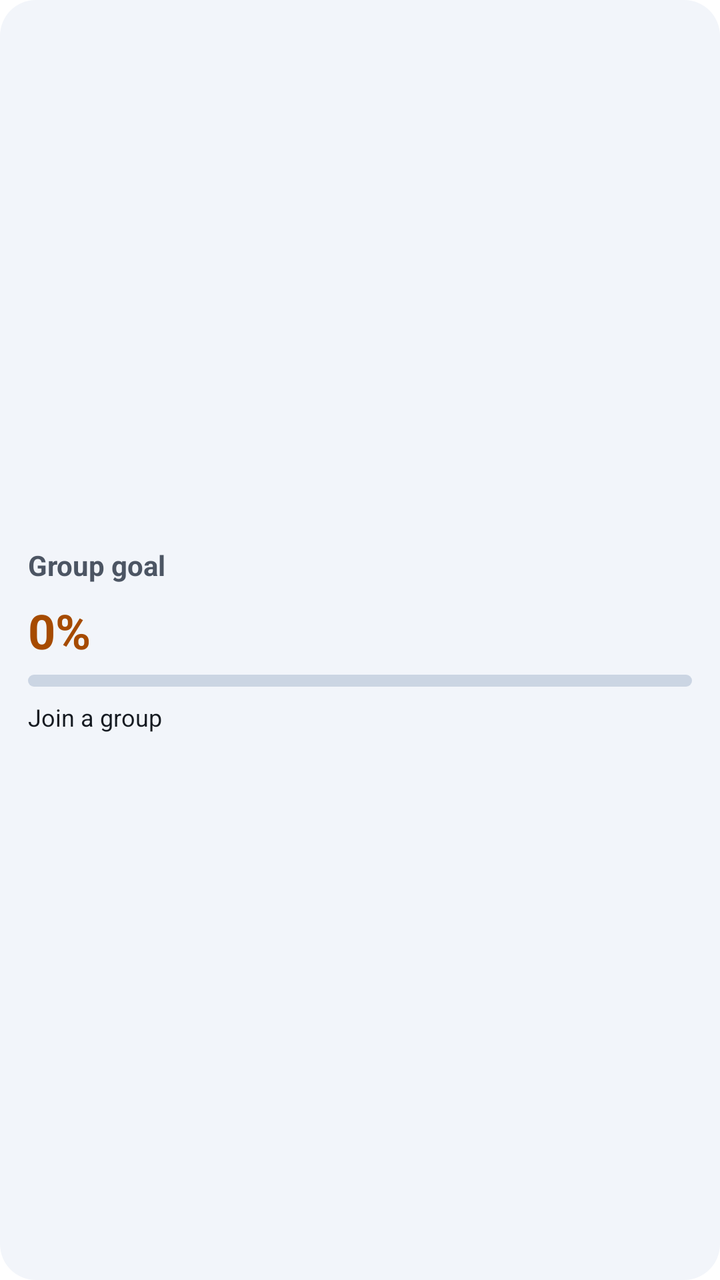
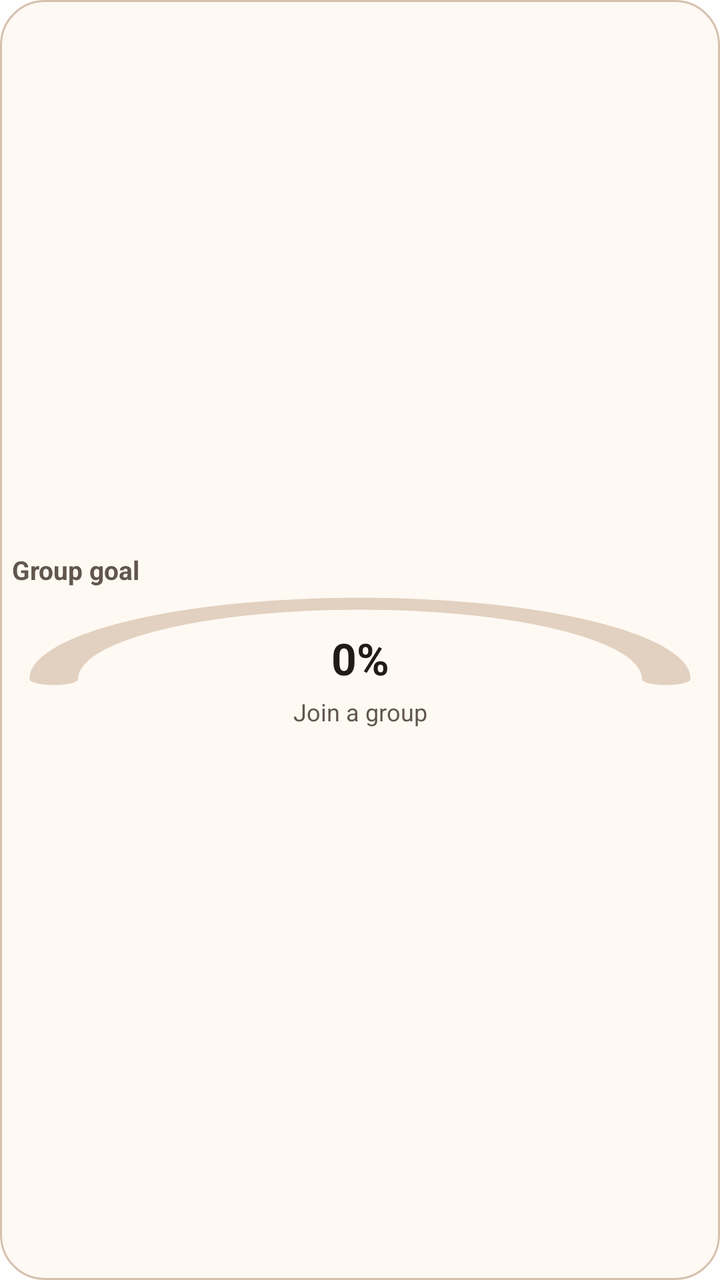

Screens rendered from an Android XML layout before and after an edit, with the pre-edit source and the edit as a unified diff.
<!-- AndroidManifest.xml: fallback theme Theme.MaterialComponents.DayNight.NoActionBar -->
<!-- res/layout/odak_group_goal_widget.xml -->
<?xml version="1.0" encoding="utf-8"?>

<LinearLayout xmlns:android="http://schemas.android.com/apk/res/android"
    android:id="@+id/group_goal_widget_root"
    android:layout_width="match_parent"
    android:layout_height="match_parent"
    android:background="@drawable/widget_card_bg"
    android:gravity="center_vertical"
    android:orientation="vertical"
    android:padding="14dp">

    <TextView
        android:id="@+id/group_goal_widget_title"
        android:layout_width="match_parent"
        android:layout_height="wrap_content"
        android:ellipsize="end"
        android:maxLines="1"
        android:text="@string/widget_group_goal"
        android:textColor="@color/widget_design_ink_muted"
        android:textSize="14sp"
        android:textStyle="bold" />

    <TextView
        android:id="@+id/group_goal_widget_percent"
        android:layout_width="match_parent"
        android:layout_height="wrap_content"
        android:layout_marginTop="7dp"
        android:ellipsize="end"
        android:maxLines="1"
        android:text="@string/widget_percent_zero"
        android:textColor="@color/widget_design_accent"
        android:textSize="24sp"
        android:textStyle="bold" />

    <ProgressBar
        android:id="@+id/group_goal_widget_progress"
        style="?android:attr/progressBarStyleHorizontal"
        android:layout_width="match_parent"
        android:layout_height="6dp"
        android:layout_marginTop="6dp"
        android:max="100"
        android:progress="0"
        android:progressDrawable="@drawable/widget_progress_bar" />

    <TextView
        android:id="@+id/group_goal_widget_detail"
        android:layout_width="match_parent"
        android:layout_height="wrap_content"
        android:layout_marginTop="7dp"
        android:ellipsize="end"
        android:maxLines="1"
        android:text="@string/widget_join_group"
        android:textColor="@color/widget_design_ink"
        android:textSize="12sp" />
</LinearLayout>
<!-- resources referenced by this layout -->
<resources>
  <color name="widget_design_accent">#A64B00</color>
  <color name="widget_design_ink">#151A21</color>
  <color name="widget_design_ink_muted">#4C5563</color>
  <!-- drawable widget_card_bg (drawable) -->
  <?xml version="1.0" encoding="utf-8"?>
  <shape xmlns:android="http://schemas.android.com/apk/res/android"
      android:shape="rectangle">
      <solid android:color="@color/widget_design_surface" />
      <corners android:radius="@dimen/widget_design_corner" />
  </shape>
  <!-- drawable widget_progress_bar (drawable) -->
  <?xml version="1.0" encoding="utf-8"?>
  <layer-list xmlns:android="http://schemas.android.com/apk/res/android">
      <item android:id="@android:id/background">
          <shape android:shape="rectangle">
              <solid android:color="@color/widget_design_track" />
              <corners android:radius="8dp" />
          </shape>
      </item>
      <item android:id="@android:id/progress">
          <clip
              android:clipOrientation="horizontal"
              android:gravity="left">
              <shape android:shape="rectangle">
                  <solid android:color="@color/widget_design_accent" />
                  <corners android:radius="8dp" />
              </shape>
          </clip>
      </item>
  </layer-list>
  <string name="widget_group_goal">Group goal</string>
  <string name="widget_join_group">Join a group</string>
  <string name="widget_percent_zero">0%</string>
  <color name="widget_design_surface">#F2F5FA</color>
  <dimen name="widget_design_corner">18dp</dimen>
  <color name="widget_design_track">#CBD5E3</color>
</resources>

<!-- the commit's change to res/layout/odak_group_goal_widget.xml (unified diff, before → after) -->
@@ -1,5 +1,4 @@
 <?xml version="1.0" encoding="utf-8"?>
-
 <LinearLayout xmlns:android="http://schemas.android.com/apk/res/android"
     android:id="@+id/group_goal_widget_root"
     android:layout_width="match_parent"
@@ -7,7 +6,7 @@
     android:background="@drawable/widget_card_bg"
     android:gravity="center_vertical"
     android:orientation="vertical"
-    android:padding="14dp">
+    android:padding="6dp">
 
     <TextView
         android:id="@+id/group_goal_widget_title"
@@ -17,39 +16,49 @@
         android:maxLines="1"
         android:text="@string/widget_group_goal"
         android:textColor="@color/widget_design_ink_muted"
-        android:textSize="14sp"
+        android:textSize="13sp"
         android:textStyle="bold" />
 
-    <TextView
-        android:id="@+id/group_goal_widget_percent"
+    <FrameLayout
+        android:id="@+id/group_goal_widget_gauge"
         android:layout_width="match_parent"
-        android:layout_height="wrap_content"
-        android:layout_marginTop="7dp"
-        android:ellipsize="end"
-        android:maxLines="1"
-        android:text="@string/widget_percent_zero"
-        android:textColor="@color/widget_design_accent"
-        android:textSize="24sp"
-        android:textStyle="bold" />
+        android:layout_height="48dp"
+        android:layout_marginTop="3dp">
 
-    <ProgressBar
-        android:id="@+id/group_goal_widget_progress"
-        style="?android:attr/progressBarStyleHorizontal"
-        android:layout_width="match_parent"
-        android:layout_height="6dp"
-        android:layout_marginTop="6dp"
-        android:max="100"
-        android:progress="0"
-        android:progressDrawable="@drawable/widget_progress_bar" />
+        <ProgressBar
+            android:id="@+id/group_goal_widget_progress"
+            style="?android:attr/progressBarStyleHorizontal"
+            android:layout_width="match_parent"
+            android:layout_height="48dp"
+            android:indeterminate="false"
+            android:max="100"
+            android:progress="0"
+            android:progressDrawable="@drawable/widget_progress_arc" />
+
+        <TextView
+            android:id="@+id/group_goal_widget_percent"
+            android:layout_width="match_parent"
+            android:layout_height="wrap_content"
+            android:layout_gravity="center_horizontal|bottom"
+            android:layout_marginBottom="1dp"
+            android:ellipsize="end"
+            android:gravity="center"
+            android:maxLines="1"
+            android:text="@string/widget_percent_zero"
+            android:textColor="@color/widget_design_ink"
+            android:textSize="22sp"
+            android:textStyle="bold" />
+    </FrameLayout>
 
     <TextView
         android:id="@+id/group_goal_widget_detail"
         android:layout_width="match_parent"
         android:layout_height="wrap_content"
-        android:layout_marginTop="7dp"
+        android:layout_marginTop="3dp"
         android:ellipsize="end"
+        android:gravity="center"
         android:maxLines="1"
         android:text="@string/widget_join_group"
-        android:textColor="@color/widget_design_ink"
+        android:textColor="@color/widget_design_ink_muted"
         android:textSize="12sp" />
 </LinearLayout>
<!-- resource entries referenced after the edit -->
@@ -1,40 +1,65 @@
 <!-- resources referenced by this layout -->
 <resources>
-  <color name="widget_design_accent">#A64B00</color>
-  <color name="widget_design_ink">#151A21</color>
-  <color name="widget_design_ink_muted">#4C5563</color>
+  <color name="widget_design_accent">#9B4300</color>
+  <color name="widget_design_ink">#211A16</color>
+  <color name="widget_design_ink_muted">#61564D</color>
   <!-- drawable widget_card_bg (drawable) -->
   <?xml version="1.0" encoding="utf-8"?>
   <shape xmlns:android="http://schemas.android.com/apk/res/android"
       android:shape="rectangle">
       <solid android:color="@color/widget_design_surface" />
+      <stroke
+          android:width="1dp"
+          android:color="@color/widget_design_outline" />
       <corners android:radius="@dimen/widget_design_corner" />
   </shape>
-  <!-- drawable widget_progress_bar (drawable) -->
+  <!-- drawable widget_progress_arc (drawable) -->
   <?xml version="1.0" encoding="utf-8"?>
   <layer-list xmlns:android="http://schemas.android.com/apk/res/android">
-      <item android:id="@android:id/background">
-          <shape android:shape="rectangle">
-              <solid android:color="@color/widget_design_track" />
-              <corners android:radius="8dp" />
-          </shape>
-      </item>
+      <item
+          android:id="@android:id/background"
+          android:drawable="@drawable/widget_arc_track_shape" />
       <item android:id="@android:id/progress">
           <clip
               android:clipOrientation="horizontal"
-              android:gravity="left">
-              <shape android:shape="rectangle">
-                  <solid android:color="@color/widget_design_accent" />
-                  <corners android:radius="8dp" />
-              </shape>
-          </clip>
+              android:drawable="@drawable/widget_arc_fill_shape"
+              android:gravity="left" />
       </item>
   </layer-list>
   <string name="widget_group_goal">Group goal</string>
   <string name="widget_join_group">Join a group</string>
   <string name="widget_percent_zero">0%</string>
-  <color name="widget_design_surface">#F2F5FA</color>
-  <dimen name="widget_design_corner">18dp</dimen>
-  <color name="widget_design_track">#CBD5E3</color>
+  <color name="widget_design_surface">#FFF9F3</color>
+  <color name="widget_design_outline">#D5C1AE</color>
+  <dimen name="widget_design_corner">22dp</dimen>
+  <!-- drawable widget_arc_track_shape (drawable) -->
+  <?xml version="1.0" encoding="utf-8"?>
+  <vector xmlns:android="http://schemas.android.com/apk/res/android"
+      android:width="100dp"
+      android:height="56dp"
+      android:viewportWidth="100"
+      android:viewportHeight="56">
+      <path
+          android:fillColor="@android:color/transparent"
+          android:pathData="M6,50 A44,44 0 0 1 94,50"
+          android:strokeColor="@color/widget_design_track"
+          android:strokeLineCap="round"
+          android:strokeWidth="7" />
+  </vector>
+  <!-- drawable widget_arc_fill_shape (drawable) -->
+  <?xml version="1.0" encoding="utf-8"?>
+  <vector xmlns:android="http://schemas.android.com/apk/res/android"
+      android:width="100dp"
+      android:height="56dp"
+      android:viewportWidth="100"
+      android:viewportHeight="56">
+      <path
+          android:fillColor="@android:color/transparent"
+          android:pathData="M6,50 A44,44 0 0 1 94,50"
+          android:strokeColor="@color/widget_design_accent"
+          android:strokeLineCap="round"
+          android:strokeWidth="7" />
+  </vector>
+  <color name="widget_design_track">#E2D1C0</color>
 </resources>
 
